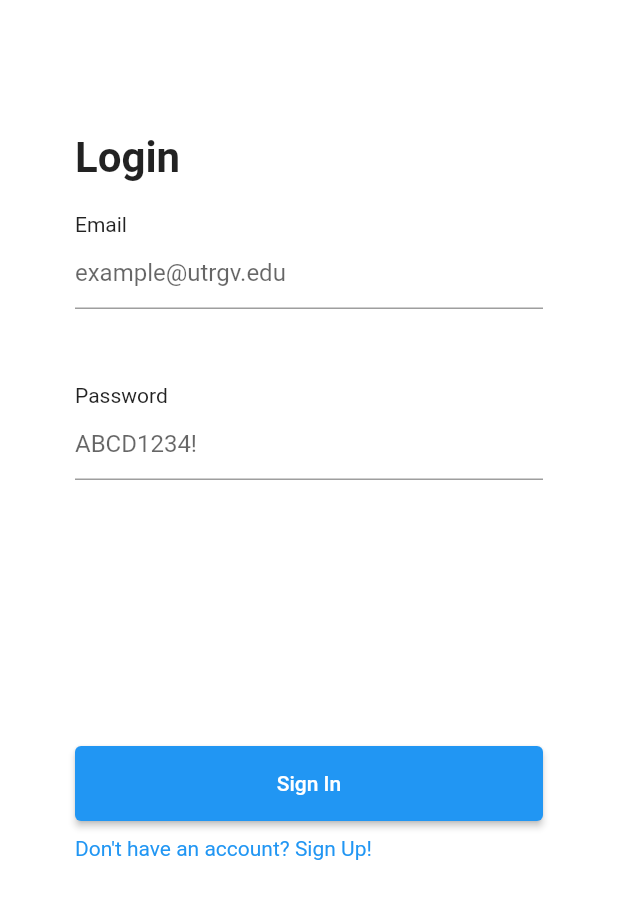
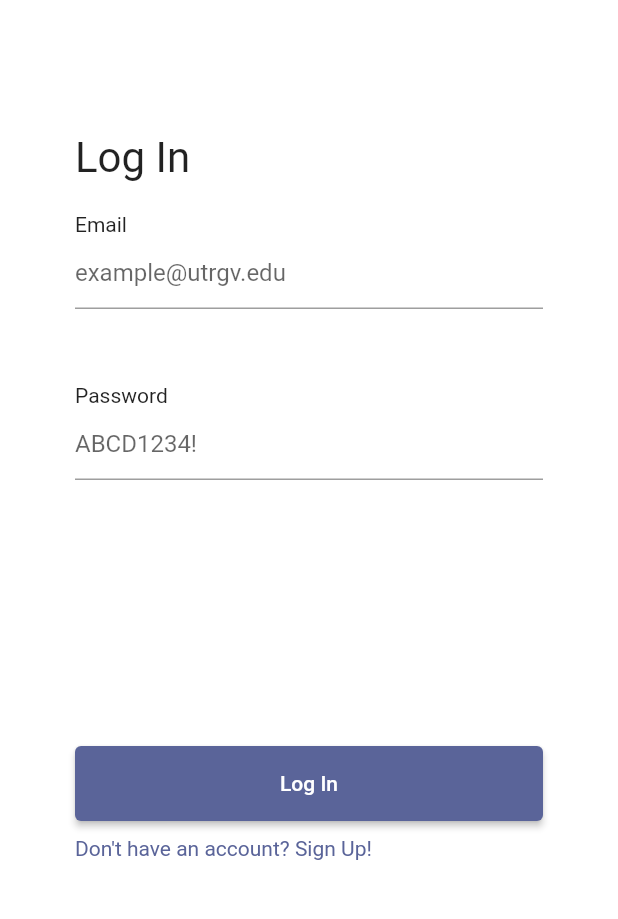
Before and after one commit to Possibilico-Dev-Team/flutter, a Flutter app: the screen it shows after launch, on a phone screen of 412 x 824 dp, the part 301-1220 px from its top. Run offline on Flutter 3.47's test engine with Material 2 defaults, Android fonts, the phone set to English and light mode, and no system bars; our stand-ins replace cloud_firestore, firebase_auth, firebase_core; missing offline and left inert: graphite, time_planner; accounts and stored records are empty.

Commit message:
Style changes to auth pages

```diff
--- a/lib/screens/auth/sign_in.dart
+++ b/lib/screens/auth/sign_in.dart
@@ -31,8 +31,8 @@ class _SignInState extends State<SignIn> {
             const Image(image: AssetImage('assets/PossibilicoLogo.png')),
             const Spacer(),
             const Text(
-              'Login',
-              style: TextStyle(fontSize: 28.0, fontWeight: FontWeight.bold),
+              'Log In',
+              style: TextStyle(fontSize: 28.0),
             ),
             const Padding(padding: EdgeInsets.only(top: 20.0)),
             const Text('Email'),
@@ -58,8 +58,9 @@ class _SignInState extends State<SignIn> {
             ),
             ElevatedButton(
               style: ElevatedButton.styleFrom(
-                  minimumSize: const Size.fromHeight(50.0)),
-              child: const Text('Sign In'),
+                  minimumSize: const Size.fromHeight(50.0),
+                  backgroundColor: const Color(0xFF5A6499)),
+              child: const Text('Log In'),
               onPressed: () async {
                 if (emailController.text.isEmpty) {
                   setState(() {
@@ -93,7 +94,7 @@ class _SignInState extends State<SignIn> {
             InkWell(
               child: const Text(
                 "Don't have an account? Sign Up!",
-                style: TextStyle(color: Colors.blue),
+                style: TextStyle(color: Color(0xFF5A6499)),
               ),
               onTap: () => {widget.toggleView!()},
             ),
```
Also changed, not shown: lib/screens/auth/signup/sign_up.dart (+4 -3 lines).
